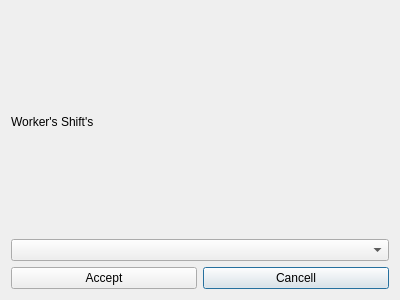
The window that src/frontend/shiftremovaldialog.ui (Xaempel/SmartWorkPlan) describes before a commit, drawn with Qt 5.
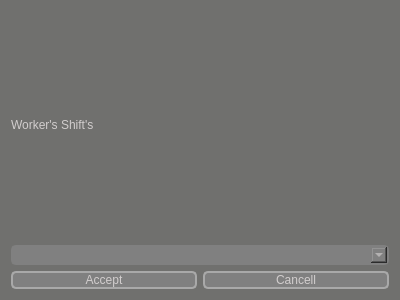
The same window after the commit.

Commit message: <Ui> -- Added style to wizards and removals widgets

```diff
--- a/src/frontend/shiftremovaldialog.ui
+++ b/src/frontend/shiftremovaldialog.ui
@@ -13,6 +13,27 @@
   <property name="windowTitle">
    <string>Shift Removal Dialog</string>
   </property>
+  <property name="styleSheet">
+   <string notr="true">*
+{
+ background-color:  #70706e;
+ color: #d1cdcd;
+}
+
+QPushButton {
+    background-color: gray;
+    border: 2px solid darkgray;
+    border-radius: 5px;
+	color: #d1cdcd;
+}
+
+QComboBox {
+    background-color: gray;
+    border: 2px solid gray;
+    border-radius: 5px;
+}
+</string>
+  </property>
   <layout class="QGridLayout" name="gridLayout">
    <item row="2" column="1">
     <widget class="QPushButton" name="CancellButton">
```
The commit also changes 2 other files.
